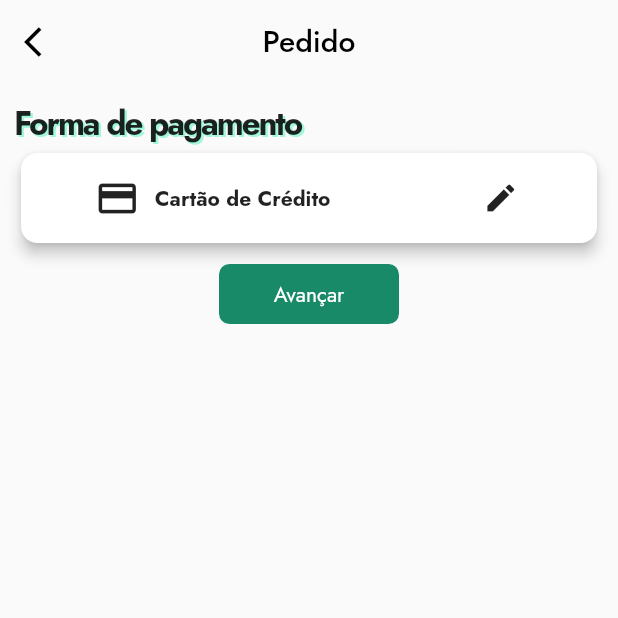
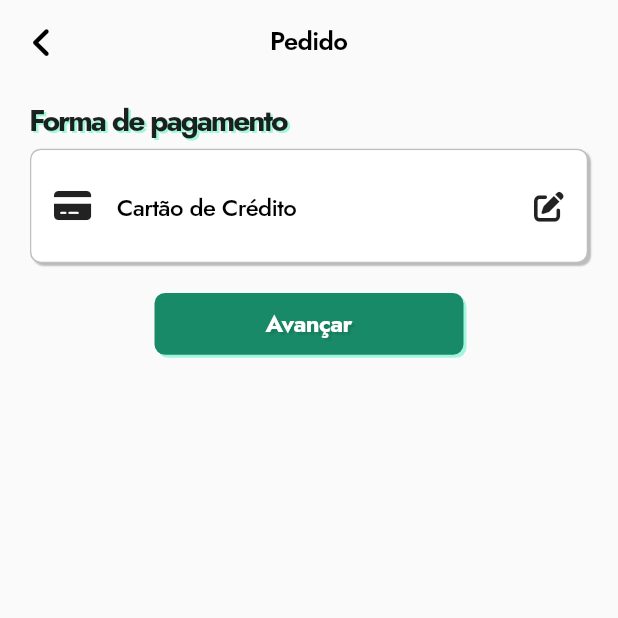
Before and after one commit to MatheusAGomes/dibs, a Flutter app: the InfoPedidoScreen screen opened directly with empty values, on a phone screen of 412 x 824 dp, the top half of it. Run offline on Flutter 3.47's test engine with Material 2 defaults, Android fonts, the phone set to English and light mode, and no system bars; drawn by our look-alikes of loader_overlay; our stand-ins replace animated_toggle_switch, brasil_fields, dio, flutter_svg, fluttertoast, font_awesome_flutter and 9 more; missing offline and left inert: dart:ffi, validatorless; accounts and stored records are empty; generated files the repository leaves out were written again.

Commit message:
novo layout em infoPedidoScreen

```diff
--- a/lib/private/categoriaScreen.dart
+++ b/lib/private/categoriaScreen.dart
@@ -64,7 +64,7 @@ class _CategoriaScreenState extends State<CategoriaScreen> {
                       Shadow(
                           offset: Offset(1.5, 1.5),
                           color: Color.fromRGBO(126, 244, 209, 0.72))
-                    ]).corSublinhada),
+                    ], fontSize: 22).corSublinhada),
                 SizedBox(
                   height: MediaQuery.of(context).size.height * 0.015,
                 ),
--- a/lib/private/infoPedidoScreen.dart
+++ b/lib/private/infoPedidoScreen.dart
@@ -9,8 +9,10 @@ import 'package:dibs/private/formaDePagamento.dart';
 import 'package:dibs/private/resumoDaCompra.dart';
 import 'package:dibs/repositories/card-repository.dart';
 import 'package:dibs/shared/service/textStyle.dart';
+import 'package:dibs/widget/buttonPadrao.dart';
 import 'package:dibs/widget/textfieldpadrao.dart';
 import 'package:flutter/material.dart';
+import 'package:font_awesome_flutter/font_awesome_flutter.dart';
 import 'package:validatorless/validatorless.dart';
 
 import '../models/ticketClientInput.dart';
@@ -45,17 +47,18 @@ class _InfoPedidoScreenState extends State<InfoPedidoScreen> {
       appBar: AppBar(
         elevation: 0,
         backgroundColor: Colors.transparent,
+        foregroundColor: Colors.black,
         centerTitle: true,
-        title: const Text(
+        title: Text(
           'Pedido',
-          style: TextStyle(color: Colors.black),
+          style: TextStyleService.appBar,
         ),
         leading: IconButton(
             onPressed: () {
               Navigator.pop(context);
             },
-            icon: const Icon(
-              Icons.arrow_back_ios,
+            icon: Icon(
+              FontAwesomeIcons.angleLeft,
               color: Colors.black,
             )),
       ),
@@ -63,7 +66,7 @@ class _InfoPedidoScreenState extends State<InfoPedidoScreen> {
         child: Container(
           child: SingleChildScrollView(
               child: Padding(
-            padding: const EdgeInsets.symmetric(horizontal: 10, vertical: 10),
+            padding: const EdgeInsets.symmetric(horizontal: 20, vertical: 10),
             child: Column(
               mainAxisAlignment: MainAxisAlignment.start,
               crossAxisAlignment: CrossAxisAlignment.start,
@@ -73,7 +76,8 @@ class _InfoPedidoScreenState extends State<InfoPedidoScreen> {
                       Shadow(
                           offset: Offset(1.5, 1.5),
                           color: Color.fromRGBO(126, 244, 209, 0.72))
-                    ]).corSublinhada),
+                    ], fontSize: 20).corSublinhada),
+                SizedBox(height: MediaQuery.of(context).size.height * 0.005),
                 InkWell(
                     onTap: () async {
                       final cards = await CardRepository(dio).getCards();
@@ -87,44 +91,59 @@ class _InfoPedidoScreenState extends State<InfoPedidoScreen> {
                       setState(() {});
                     },
                     child: card == null
-                        ? Card(
+                    ? Container(
+                      // padding: EdgeInsets.symmetric(horizontal: 0, vertical: 0),
+                      decoration: BoxDecoration(
+                          color: Colors.white,
+                          border: Border.all(color: Color(0x40000000)),
+                          borderRadius: BorderRadius.circular(7),
+                          boxShadow: [
+                            BoxShadow(
+                                color: Color(0x40000000),
+                                offset: Offset(2,2),
+                                blurRadius: 0.2
+                            )
+                          ]
+                      ),
+                      child: Card(
+                        margin: EdgeInsets.symmetric(horizontal: 0, vertical: 0),
+                        elevation: 0,
                         shape: RoundedRectangleBorder(
-                              borderRadius: BorderRadius.circular(11),
+                          borderRadius: BorderRadius.circular(7),
                         ),
-                            elevation: 4,
-                            child: const Padding(
-                              padding: EdgeInsets.zero,
+                        color: Colors.white,
+                        child: Container(
+                          height: MediaQuery.of(context).size.height * 0.09,
+                          padding: const EdgeInsets.symmetric(horizontal: 15),
                           child: SizedBox(
-                                height: 60,
+                            // height: 60,
                             child: Row(
-                                  mainAxisAlignment:
-                                      MainAxisAlignment.spaceAround,
+                              mainAxisAlignment: MainAxisAlignment.spaceBetween,
                               children: [
                                 Row(
-                                      mainAxisAlignment:
-                                          MainAxisAlignment.center,
+                                  mainAxisAlignment: MainAxisAlignment.center,
+                                  crossAxisAlignment: CrossAxisAlignment.end,
                                   children: [
                                     Icon(
-                                          Icons.credit_card,
-                                          size: 30,
+                                      FontAwesomeIcons.solidCreditCard,
+                                      size: 22,
                                     ),
                                     SizedBox(
-                                          width: 10,
+                                      width: 20,
                                     ),
                                     Text(
                                       'Cartão de Crédito',
-                                          style: TextStyle(
-                                              fontSize: 14,
-                                              fontWeight: FontWeight.bold),
+                                      style: TextStyleService(
+                                          fontSize: 16,
+                                          letterSpacing: -0.41).medium,
                                     ),
                                   ],
                                 ),
-                                    SizedBox(
-                                      height: 30,
-                                      width: 30,
-                                      child: Icon(Icons.edit),
-                                    )
+                                Icon(
+                                  FontAwesomeIcons.solidPenToSquare,
+                                  size: 20)
                               ],
+                            ),
                           ),
                         ),
                       ),
@@ -140,11 +159,10 @@ class _InfoPedidoScreenState extends State<InfoPedidoScreen> {
                           tipo: "Crédito"),
                     )),
                 const SizedBox(
-                  height: 10,
+                  height: 20,
                 ),
-                Center(
-                  child: InkWell(
-                    onTap: () {
+                ButtonPadrao(text: "Avançar",
+                    click: () {
                       Navigator.push(
                           context,
                           MaterialPageRoute(
@@ -156,22 +174,9 @@ class _InfoPedidoScreenState extends State<InfoPedidoScreen> {
                                 ticketInfo: widget.ticketInfo,
                               )));
                     },
-                    child: Container(
-                      decoration: BoxDecoration(
-                        borderRadius: BorderRadius.circular(7),
-                        color: const Color(0xFF198A68),
-                      ),
-                      width: 120,
-                      height: 40,
-                      child: const Center(
-                        child: Text(
-                          'Avançar',
-                          style: TextStyle(color: Colors.white),
-                        ),
-                      ),
-                    ),
-                  ),
-                ),
+                    width: 0.5,
+                    enable: true,
+                    delete: false),
               ],
             ),
           )),
--- a/lib/private/ingressosAnunciados.dart
+++ b/lib/private/ingressosAnunciados.dart
@@ -68,12 +68,12 @@ class _IngressosAnunciadosScreenState extends State<IngressosAnunciadosScreen> {
               mainAxisAlignment: MainAxisAlignment.start,
               crossAxisAlignment: CrossAxisAlignment.start,
               children: [
-                Text('Marketing place',
+                Text('Marketplace',
                     style: TextStyleService(categoryShadow: <Shadow>[
                       Shadow(
                           offset: Offset(1.5, 1.5),
                           color: Color.fromRGBO(126, 244, 209, 0.72))
-                    ]).corSublinhada),
+                    ], fontSize: 22).corSublinhada),
                 Divider(),
                 Column(
                     children: List.generate(widget.tickets.length, (index) {
--- a/lib/private/mainEmpresa.dart
+++ b/lib/private/mainEmpresa.dart
@@ -168,12 +168,12 @@ class _MainEmpresaScreenState extends State<MainEmpresaScreen> {
                 child: Column(
               crossAxisAlignment: CrossAxisAlignment.start,
               children: [
-                Text('Olá,{Empresa}',
+                Text('Olá, {Empresa}',
                     style: TextStyleService(categoryShadow: <Shadow>[
                       Shadow(
                           offset: Offset(1.5, 1.5),
                           color: Color.fromRGBO(126, 244, 209, 0.72))
-                    ]).corSublinhada),
+                    ], fontSize: 22).corSublinhada),
                 SizedBox(
                   height: MediaQuery.of(context).size.height * 0.02,
                 ),
--- a/lib/private/mainScreen.dart
+++ b/lib/private/mainScreen.dart
@@ -229,7 +229,7 @@ class _MainScreenState extends State<MainScreen> {
                             Shadow(
                                 offset: Offset(1.5, 1.5),
                                 color: Color.fromRGBO(126, 244, 209, 0.72))
-                          ]).corSublinhada),
+                          ], fontSize: 22).corSublinhada),
                     ],
                   ),
                   SizedBox(
@@ -263,7 +263,7 @@ class _MainScreenState extends State<MainScreen> {
                             Shadow(
                                 offset: Offset(1.5, 1.5),
                                 color: Color.fromRGBO(126, 244, 209, 0.72))
-                          ]).corSublinhada),
+                          ], fontSize: 22).corSublinhada),
                     ],
                   ),
                   SizedBox(
@@ -294,7 +294,7 @@ class _MainScreenState extends State<MainScreen> {
                             Shadow(
                                 offset: Offset(1.5, 1.5),
                                 color: Color.fromRGBO(126, 244, 209, 0.72))
-                          ]).corSublinhada),
+                          ], fontSize: 22).corSublinhada),
                     ],
                   ),
                   SizedBox(
--- a/lib/private/resumoDaCompra.dart
+++ b/lib/private/resumoDaCompra.dart
@@ -61,7 +61,7 @@ class _ResumoDaCompraState extends State<ResumoDaCompra> {
                       Shadow(
                           offset: Offset(1.5, 1.5),
                           color: Color.fromRGBO(126, 244, 209, 0.72))
-                    ]).corSublinhada),
+                    ], fontSize: 18).corSublinhada),
                 const Text('Ingressos',
                     style: TextStyle(fontWeight: FontWeight.bold)),
                 Card(
--- a/lib/shared/service/textStyle.dart
+++ b/lib/shared/service/textStyle.dart
@@ -201,7 +201,7 @@ class TextStyleService {
     return GoogleFonts.jost(
       textStyle: TextStyle(
         fontWeight: FontWeight.w700,
-        fontSize: 22,
+        fontSize: fontSize,
         letterSpacing: -1.41,
         shadows: categoryShadow!,
       ),
```
Lines whose indentation alone changed are shown as unchanged.
